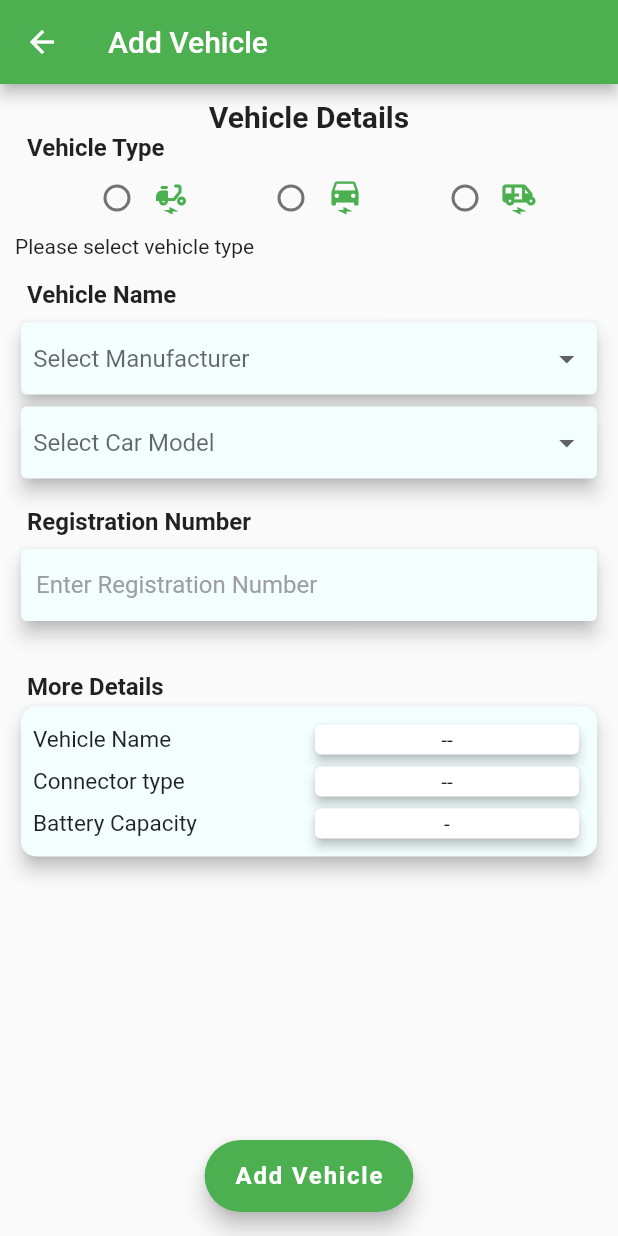
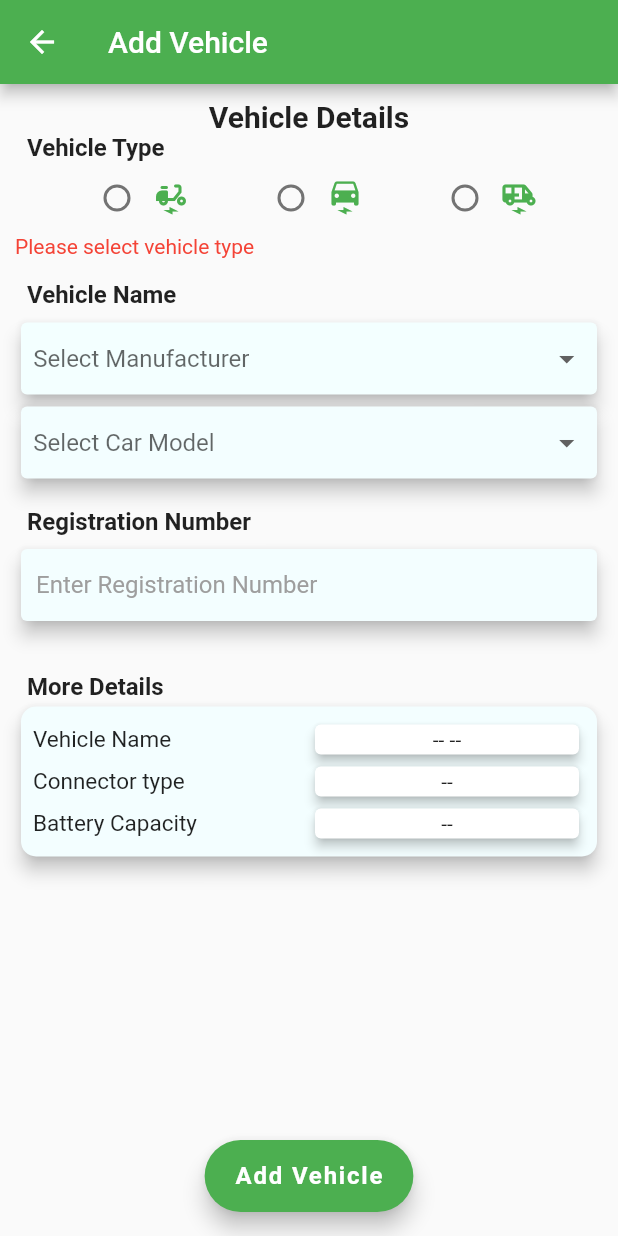
Before and after one commit to Atharvavpel/vcharge, a Flutter app: the AddVehicleScreen screen opened directly with empty values, after a tap on "Add Vehicle", on a phone screen of 412 x 824 dp. Run offline on Flutter 3.47's test engine with Material 2 defaults, Android fonts, the phone set to English and light mode, and no system bars; our stand-ins replace curved_navigation_bar, date_picker_timeline, dio, flutter_map, flutter_svg, fluttertoast and 8 more; missing offline and left inert: flutter_map_marker_cluster, latlng, qr_code_scanner, redis.

Commit message:
Added validation to 'Edit Profile' and 'Add Vehicle' text fields

```diff
--- a/lib/view/addVehicleScreen/addVehicle.dart
+++ b/lib/view/addVehicleScreen/addVehicle.dart
@@ -28,8 +28,12 @@ class AddVehicleScreenState extends State<AddVehicleScreen> {
   // ignore: prefer_typing_uninitialized_variables
   var selectedCarModel;
 
+  bool vehicleTypeValidator = false;
+
 // this is the list for manufacturers
   var manufacturarList = ['Tata', 'Tesla', 'Hundai', 'Kia', "BMW"];
+
+  String regNoError = '';
 
 // this is the list for the car models
   var carModelList = [
@@ -47,9 +51,7 @@ class AddVehicleScreenState extends State<AddVehicleScreen> {
 // variable for the nick-name input field
   var nickNameController = TextEditingController();
 
-
-  Future<void> addVehicle() async {
-
+  Future<bool> addVehicle() async {
     // Fetch the data from the form input fields
     String brandName = selectedManufacturer;
     String modelName = selectedCarModel;
@@ -81,7 +83,7 @@ class AddVehicleScreenState extends State<AddVehicleScreen> {
       String url =
           'http://192.168.0.243:8097/manageUser/addVehicles?userId=${widget.userId}';
 
-      final response = await PostMethod.postRequest(
+      final response = await PostMethod.postRequestMod(
           url,
           jsonEncode({
             "vehicleType": vehicleType,
@@ -99,16 +101,22 @@ class AddVehicleScreenState extends State<AddVehicleScreen> {
             "vehicleClass": "Suv"
           }));
 
-      (response == 200)
-          ? Fluttertoast.showToast(
+      if (response.statusCode == 200) {
+        Fluttertoast.showToast(
             msg: " vechicle added successfully",
             toastLength: Toast.LENGTH_SHORT,
             gravity: ToastGravity.BOTTOM,
             timeInSecForIosWeb: 1,
             backgroundColor: Colors.green,
             textColor: Colors.white,
-              fontSize: 16.0)
-          : Fluttertoast.showToast(
+            fontSize: 16.0);
+        return true;
+      }
+      if (response.statusCode == 400) {
+        setState(() {
+          regNoError = jsonDecode(response.body)['vehicleRegistrationNo'];
+        });
+        Fluttertoast.showToast(
             msg: "Failed to add",
             toastLength: Toast.LENGTH_SHORT,
             gravity: ToastGravity.BOTTOM,
@@ -116,11 +124,12 @@ class AddVehicleScreenState extends State<AddVehicleScreen> {
             backgroundColor: Colors.green,
             textColor: Colors.white,
             fontSize: 16.0);
+      }
     } catch (e) {
       print("Error in vehicle addition: $e");
     }
+    return false;
   }
-
 
   @override
   Widget build(BuildContext context) {
@@ -206,6 +215,7 @@ class AddVehicleScreenState extends State<AddVehicleScreen> {
                                   value: 2,
                                   onChanged: (value) {
                                     setState(() {
+                                      vehicleTypeValidator = false;
                                       selectedVehicleType = value;
                                     });
                                   }),
@@ -219,8 +229,9 @@ class AddVehicleScreenState extends State<AddVehicleScreen> {
                       ),
 
                       // validation widget
-                      const Visibility(
-                        child: Text('Please select vehicle type'),
+                      Visibility(
+                        visible: vehicleTypeValidator,
+                        child: const Text('Please select vehicle type', style: TextStyle(color: Colors.red),),
                       )
                     ],
                   ),
@@ -350,11 +361,12 @@ class AddVehicleScreenState extends State<AddVehicleScreen> {
                     child: TextFormField(
                       controller: regNoController,
                       style: const TextStyle(fontSize: 16),
-                      decoration: const InputDecoration(
+                      decoration: InputDecoration(
                           hintText: 'Enter Registration Number',
-                          hintStyle: TextStyle(color: Colors.grey),
-                          contentPadding: EdgeInsets.symmetric(
+                          hintStyle: const TextStyle(color: Colors.grey),
+                          contentPadding: const EdgeInsets.symmetric(
                               vertical: 10.0, horizontal: 10.0),
+                          errorText: regNoError.isEmpty ? null : regNoError,
                           border: InputBorder.none),
                       validator: (value) {
                         if (value!.isEmpty) {
@@ -423,7 +435,7 @@ class AddVehicleScreenState extends State<AddVehicleScreen> {
                           //row for vehicle name
                           Row(
                             mainAxisAlignment: MainAxisAlignment.spaceBetween,
-                            children: const [
+                            children: [
                               Expanded(
                                 child: Text(
                                   'Vehicle Name',
@@ -436,7 +448,7 @@ class AddVehicleScreenState extends State<AddVehicleScreen> {
                                 child: Padding(
                                   padding: EdgeInsets.all(2.0),
                                   child: Text(
-                                    "--",
+                                    "${selectedManufacturer ?? '--'} ${selectedCarModel  ??'--'}",
                                     textAlign: TextAlign.center,
                                   ),
                                 ),
@@ -470,8 +482,8 @@ class AddVehicleScreenState extends State<AddVehicleScreen> {
                           //row for Battery Capacity
                           Row(
                             mainAxisAlignment: MainAxisAlignment.spaceBetween,
-                            children: [
-                              const Expanded(
+                            children: const [
+                              Expanded(
                                   child: Text(
                                 'Battery Capacity',
                                 style: TextStyle(fontSize: 15),
@@ -480,9 +492,9 @@ class AddVehicleScreenState extends State<AddVehicleScreen> {
                                   child: Card(
                                 elevation: 3,
                                 child: Padding(
-                                  padding: const EdgeInsets.all(2.0),
+                                  padding: EdgeInsets.all(2.0),
                                   child: Text(
-                                    '${selectedCarModel ?? "-"}',
+                                    '--',
                                     textAlign: TextAlign.center,
                                   ),
                                 ),
@@ -502,11 +514,20 @@ class AddVehicleScreenState extends State<AddVehicleScreen> {
         // floating action button for adding vehicle
         floatingActionButtonLocation: FloatingActionButtonLocation.centerFloat,
         floatingActionButton: FloatingActionButton.extended(
-          onPressed: () {
+          onPressed: () async {
+            if(selectedVehicleType !=null){
+              setState(() {
+                vehicleTypeValidator = false;
+              });
+            }
             if (selectedVehicleType == null) {
+              setState(() {
+                vehicleTypeValidator = true;
+              });
             } else if (formKey.currentState!.validate()) {
-              addVehicle();
+              if (await addVehicle()) {
                 Navigator.of(context).pop();
+              }
             }
           },
           label: const Text(
```
Also changed, not shown: lib/services/PostMethod.dart (+12 -0 lines), lib/view/profileScreen/editProfileScreen.dart (+77 -27 lines). Lines whose indentation alone changed are shown as unchanged.
